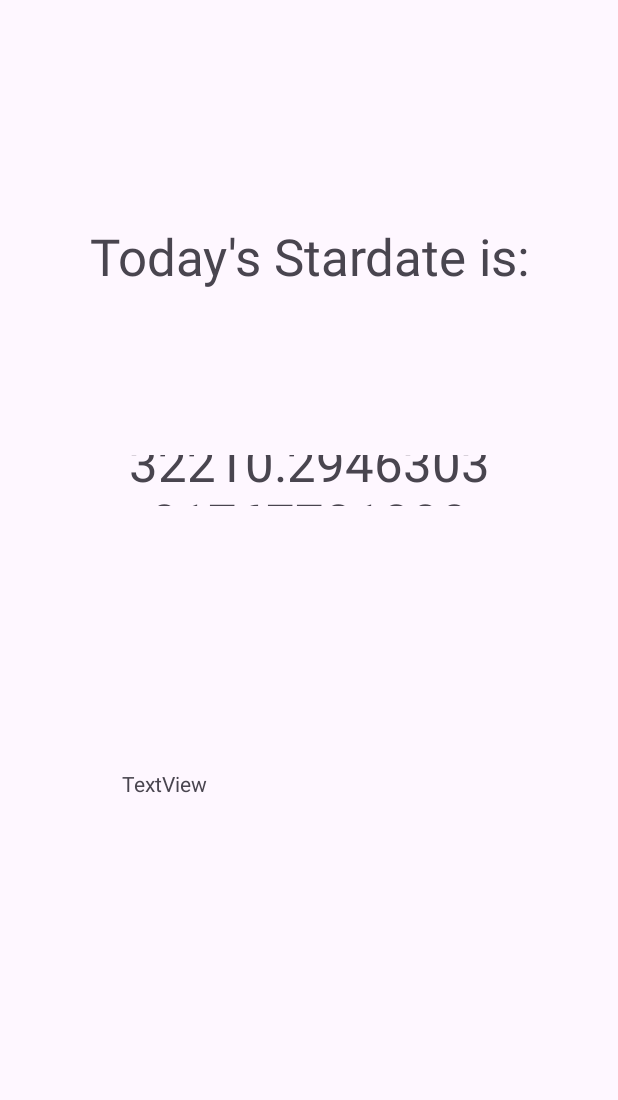
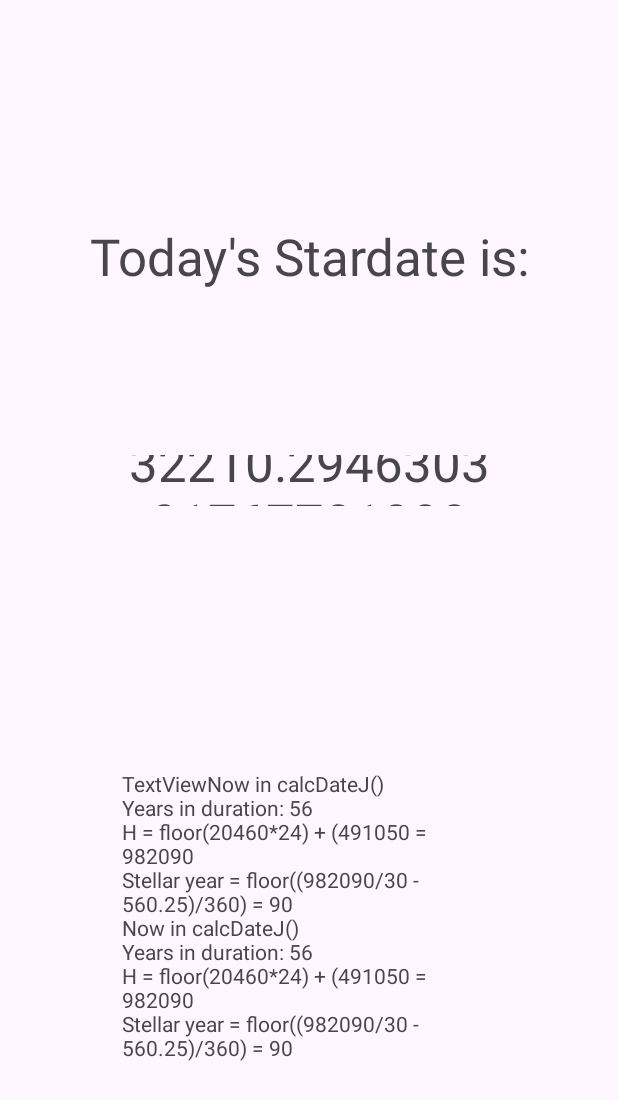
Before and after one commit to 2744-ContriteArray/Calendarium-Stellare-in-Androidio, an Android app: the screen it shows after launch (MainActivity), on a phone screen of 412 x 824 dp. Shown: the top 1100 px of the screen. Run offline under Robolectric (Android 15) with nearby library versions, the light colour scheme and no system bars.

Commit message:
VERSION 0.0.1
- Replaced System.out.println() calls for debug messages with calls to MainActivity.debugPrintln()

CURRENT ISSUES
- Calculations in calcDateJ() need verification
- Calculated stardate is discrepant with calculated stardate on python desktop application by at least 7 years and contains erroneous decimal places far out of format scope of 4 places

```diff
--- a/app/src/main/java/com/ContriteArray/calendariumstellareAndr/MainActivity.java
+++ b/app/src/main/java/com/ContriteArray/calendariumstellareAndr/MainActivity.java
@@ -14,6 +14,8 @@ import java.util.ArrayList;
 public class MainActivity extends AppCompatActivity {
 
     private stardate Star_today;
+    public static TextView debugHermes;
+
     @Override
     protected void onCreate(Bundle savedInstanceState) {
         super.onCreate(savedInstanceState);
@@ -30,9 +32,9 @@ public class MainActivity extends AppCompatActivity {
 
     }
 
-    public void debugPrintln(String message) {
-        TextView debugHermes = (TextView) findViewById(R.id.debugHermes);
-        debugHermes.setText(message);
+    public static void debugPrintln(String message) {
+        debugHermes.append((message+"\n"));
+//        debugHermes.setText(message);
     }
 
     @Override
@@ -41,6 +43,7 @@ public class MainActivity extends AppCompatActivity {
         super.onStart();
         TextView Today_Is = (TextView) findViewById(R.id.Today_is);
         TextView StarNow = (TextView) findViewById(R.id.NowDate);
+        debugHermes = (TextView) findViewById(R.id.debugHermes);
 
         Star_today = new stardate();
         // get stardate
--- a/app/src/main/java/com/ContriteArray/calendariumstellareAndr/stardate.java
+++ b/app/src/main/java/com/ContriteArray/calendariumstellareAndr/stardate.java
@@ -32,8 +32,8 @@ public class stardate
             }
         }catch (IndexOutOfBoundsException e)
         {
-            System.out.println(("ERROR IN setDatum(): "+e.getMessage()));
-            System.out.println(("STACK TRACE: "+e.getStackTrace()));
+            MainActivity.debugPrintln(("ERROR IN setDatum(): "+e.getMessage()));
+            MainActivity.debugPrintln(("STACK TRACE: "+e.getStackTrace()));
             throw new RuntimeException(e);
         }
     }
@@ -108,7 +108,7 @@ public class stardate
                     digit = Letters.get(String.valueOf(hexaD.charAt(i)));
                 }
                 catch (NullPointerException e) {
-                    System.out.println(("ERROR: "+e.getMessage()));
+                    MainActivity.debugPrintln(("ERROR: "+e.getMessage()));
                     throw new RuntimeException(e);
                 }
             }
@@ -119,8 +119,8 @@ public class stardate
                 }
                 catch (NullPointerException e){
                     digit = 0;
-                    System.out.println("ERROR: NULLPOINTER AT LINE 162");
-                    System.out.println(("Variable hexaD = "+hexaD));
+                    MainActivity.debugPrintln("ERROR: NULLPOINTER AT LINE 162");
+                    MainActivity.debugPrintln(("Variable hexaD = "+hexaD));
                 }
             }
 
@@ -146,7 +146,7 @@ public class stardate
         //when.add(3, ".");
 
         // Debug printout
-        System.out.println("Now in calcDateJ()");
+        MainActivity.debugPrintln("Now in calcDateJ()");
 
         // Get right fucking now and convert to Julian
         LocalDateTime rightFuckinNow = LocalDateTime.now().minusDays((long) 13.0075);
@@ -158,14 +158,16 @@ public class stardate
 // CALCULATIONS
         // Calculate Julian years
         int Y = (int) (Math.floor(delta.toDays()/365.25));
-        System.out.println(("Years in duration: "+Y));
+        MainActivity.debugPrintln(("Years in duration: "+Y));
 
         int H = (int) Math.floor((delta.toDays()*24) + delta.toHours());
-        System.out.println(("H = floor("+delta.toDays()+"*24) + ("+delta.toHours()+" = "+ H));
+        MainActivity.debugPrintln(("H = floor("+delta.toDays()+
+                "*24) + ("+delta.toHours()+" = "+ H));
 
         // Calculate stellar year and convert to hex
         int StellarYear = (int) Math.floor((H/30 - Y*0.25)/360);
-        System.out.println(("Stellar year = floor(("+ H + "/30 - " + Y + "0.25)/360) = " + StellarYear));
+        MainActivity.debugPrintln(("Stellar year = floor(("+ H +
+                "/30 - " + Y + "0.25)/360) = " + StellarYear));
         when.add(decToHex(StellarYear));
 
         // Convert days
--- a/app/src/main/res/layout/activity_main.xml
+++ b/app/src/main/res/layout/activity_main.xml
@@ -51,6 +51,7 @@
         android:width="250sp"
         android:height="250sp"
         android:backgroundTint="#7C7B7B"
+        android:scrollHorizontally="false"
         android:text="TextView"
         android:visibility="visible"
         app:layout_constraintEnd_toEndOf="parent"
```
